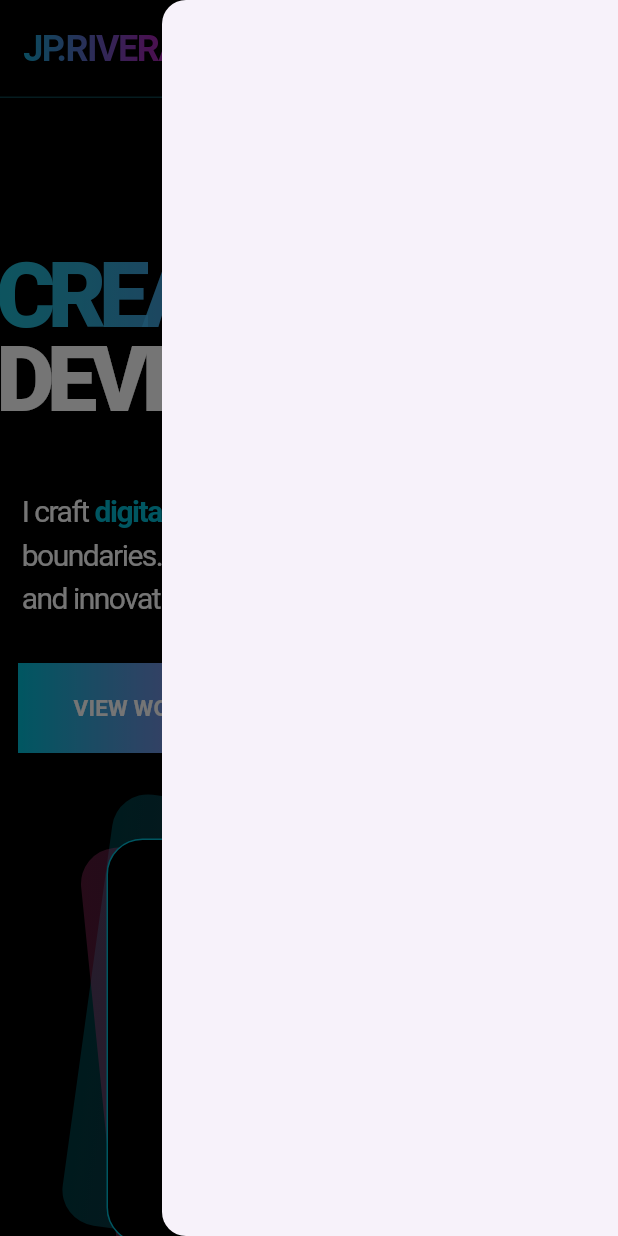
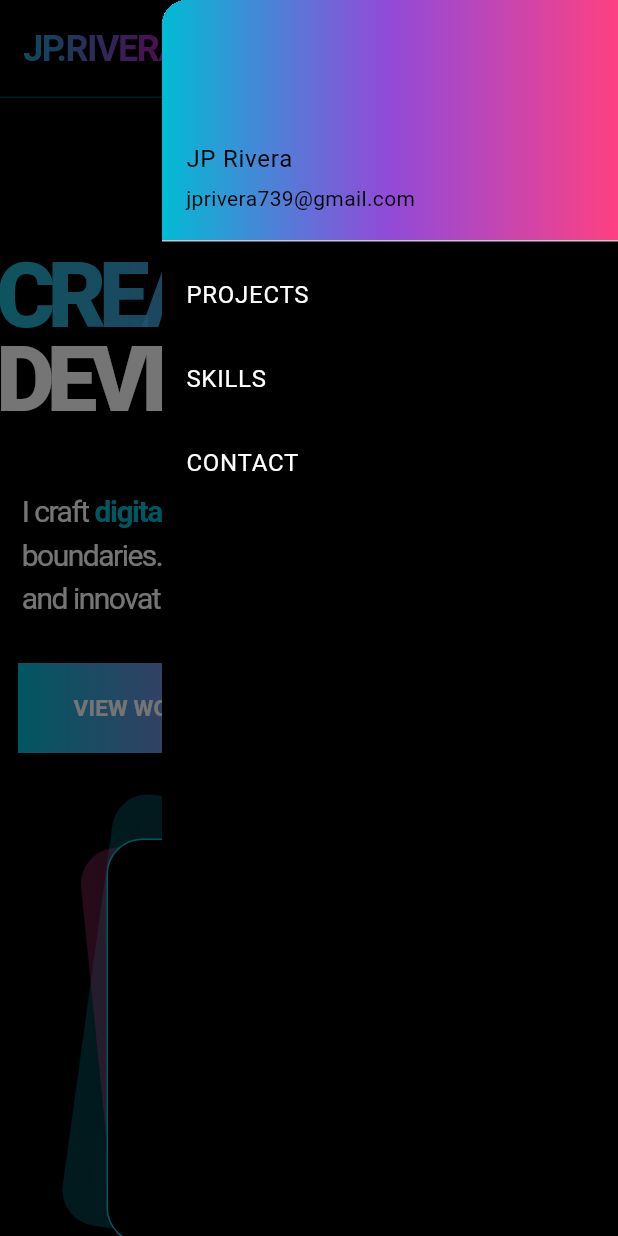
Before and after one commit to Jp-Rivera/portfolio, a Flutter app: the screen it shows after launch, with the side drawer open, on a phone screen of 412 x 824 dp. Run offline on Flutter 3.47's test engine with Material 3 defaults, Android fonts, the phone set to English and light mode, and no system bars; our stand-ins replace scrollable_positioned_list; Roboto replaces fonts that are missing (Gotham, sageobold, segoe); project files that could hold a hidden picture were left out.

```diff
--- a/lib/main.dart
+++ b/lib/main.dart
@@ -1,4 +1,5 @@
 import 'package:flutter/material.dart';
+import 'package:scrollable_positioned_list/scrollable_positioned_list.dart';
 import './landing.dart';
 import './projects.dart';
 import './experience.dart';
@@ -44,7 +45,65 @@ class MyApp extends StatelessWidget {
             ),
           ),
         ),
-        endDrawer: Drawer(),
+        endDrawer: Drawer(
+          backgroundColor: Colors.black,
+          child: ListView(
+            padding: EdgeInsets.zero,
+            children: [
+              UserAccountsDrawerHeader(
+                accountName: Text(
+                  'JP Rivera',
+                  style: TextStyle(color: Colors.black, fontFamily: 'Gotham'),
+                ),
+                accountEmail: Text(
+                  'jprivera739@gmail.com',
+                  style: TextStyle(color: Colors.black, fontFamily: 'Gotham'),
+                ),
+                decoration: BoxDecoration(
+                  gradient: LinearGradient(
+                    colors: [
+                      Colors.cyan,
+                      Color.fromARGB(222, 168, 85, 247),
+                      Colors.pinkAccent,
+                    ],
+                    begin: Alignment.centerLeft,
+                    end: Alignment.centerRight,
+                  ),
+                ),
+              ),
+              ListTile(
+                title: const Text(
+                  'PROJECTS',
+                  style: TextStyle(color: Colors.white),
+                ),
+                onTap: () {
+                  // Update the state of the app.
+                  // ...
+                },
+              ),
+              ListTile(
+                title: const Text(
+                  'SKILLS',
+                  style: TextStyle(color: Colors.white),
+                ),
+                onTap: () {
+                  // Update the state of the app.
+                  // ...
+                },
+              ),
+              ListTile(
+                title: const Text(
+                  'CONTACT',
+                  style: TextStyle(color: Colors.white),
+                ),
+                onTap: () {
+                  // Update the state of the app.
+                  // ...
+                },
+              ),
+            ],
+          ),
+        ),
         body: ListView(children: [Landing(), Projects(), Experience()]),
       ),
     );
--- a/pubspec.yaml
+++ b/pubspec.yaml
@@ -34,6 +34,7 @@ dependencies:
   # The following adds the Cupertino Icons font to your application.
   # Use with the CupertinoIcons class for iOS style icons.
   cupertino_icons: ^1.0.8
+  scrollable_positioned_list: ^0.3.8
 
 dev_dependencies:
   flutter_test:
```
Also changed, not shown: pubspec.lock.
